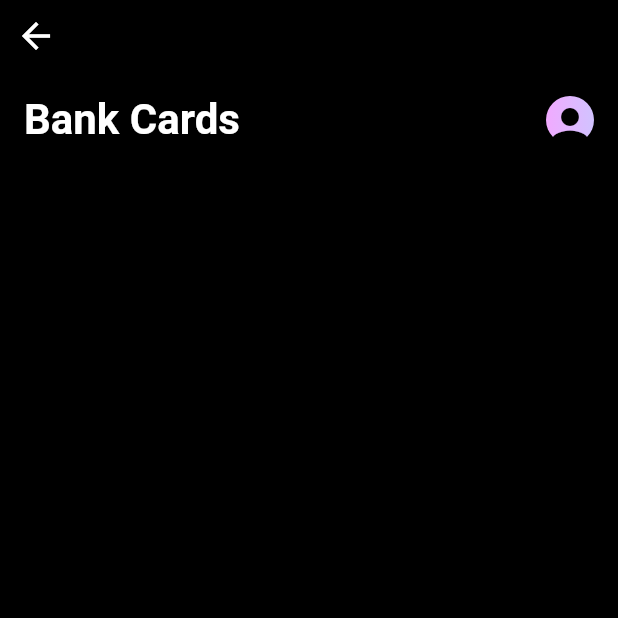
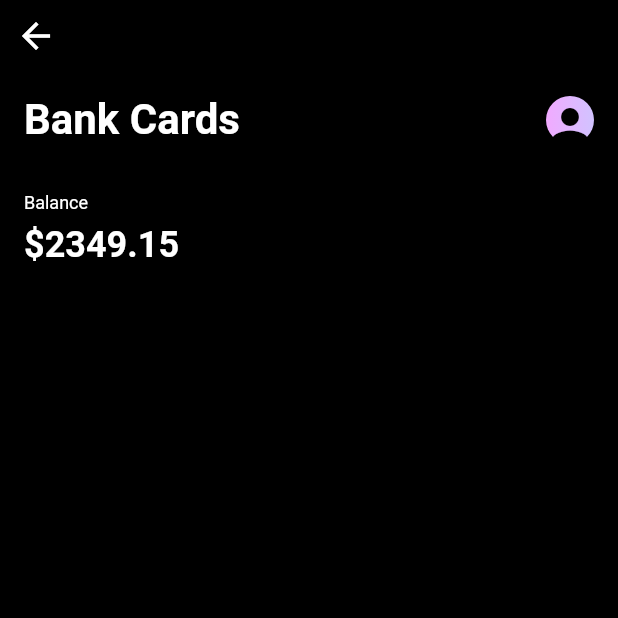
Before and after one commit to MegaJoon/flutter_jan_2020, a Flutter app: the screen it shows after launch, on a phone screen of 412 x 824 dp, the top half of it. Run offline on Flutter 3.47's test engine with Material 2 defaults, Android fonts, the phone set to English and light mode, and no system bars; our stand-ins replace dots_indicator.

Commit message:
build text: balance
build text: balance

```diff
--- a/flutter_jan_2020/lib/0107/bank_cards_app.dart
+++ b/flutter_jan_2020/lib/0107/bank_cards_app.dart
@@ -45,6 +45,7 @@ class _BankCardsAppState extends State<BankCardsApp> {
 
           // title
           Container(
+            margin: EdgeInsets.only(bottom: padding),
             padding: EdgeInsets.symmetric(horizontal: padding),
             height: 64.0,
             child: Row(
@@ -93,6 +94,32 @@ class _BankCardsAppState extends State<BankCardsApp> {
             ),
           ),
 
+          // text: balance
+          Padding(
+            padding: EdgeInsets.only(left: padding),
+            child: RichText(text: TextSpan(children: [
+                // text: balance
+                TextSpan(text: "Balance\n",
+                  style: TextStyle(
+                    fontSize: 12.0,
+                    color: Colors.white,
+                    fontWeight: FontWeight.w400,
+                  ),
+                ),
+
+                // text: $2349
+                TextSpan(text: "\$2349.15",
+                  style: TextStyle(
+                    fontSize: 24.0,
+                    height: 1.5,
+                    color: Colors.white,
+                    fontWeight: FontWeight.bold,
+                  ),
+                ),
+              ]),
+            ),
+          ),
+
 
         ],
       ),
```
